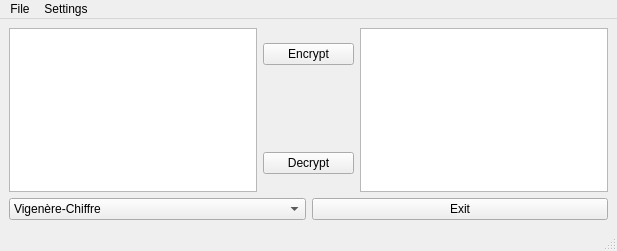
This is GUI/MainWindow.ui in NicoSchrodt/EncryptionService as Qt 5 draws it before an edit. The edited form follows.
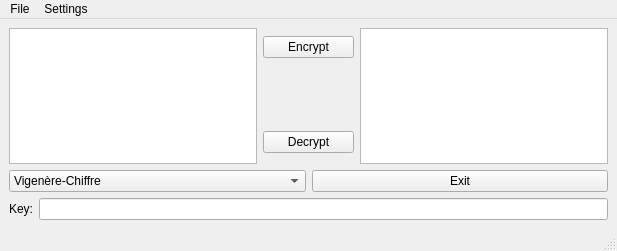
This is the edited form. Icons and pictures are not drawn.

Commit message: Allows decrypt function to be used by MainWindow

Diff of the .ui file:
```diff
--- a/GUI/MainWindow.ui
+++ b/GUI/MainWindow.ui
@@ -61,7 +61,21 @@
        </layout>
       </item>
       <item>
-       <widget class="QPlainTextEdit" name="plainTextEdit_2"/>
+       <widget class="QPlainTextEdit" name="cipher_TE"/>
+      </item>
+     </layout>
+    </item>
+    <item row="3" column="1">
+     <layout class="QHBoxLayout" name="horizontalLayout_4">
+      <item>
+       <widget class="QLabel" name="label_key">
+        <property name="text">
+         <string>Key:</string>
+        </property>
+       </widget>
+      </item>
+      <item>
+       <widget class="QLineEdit" name="lineEdit_key"/>
       </item>
      </layout>
     </item>
```
Left out of the diff: 6 changed lines with no effect on the pictures. The commit also changes 1 other file.
